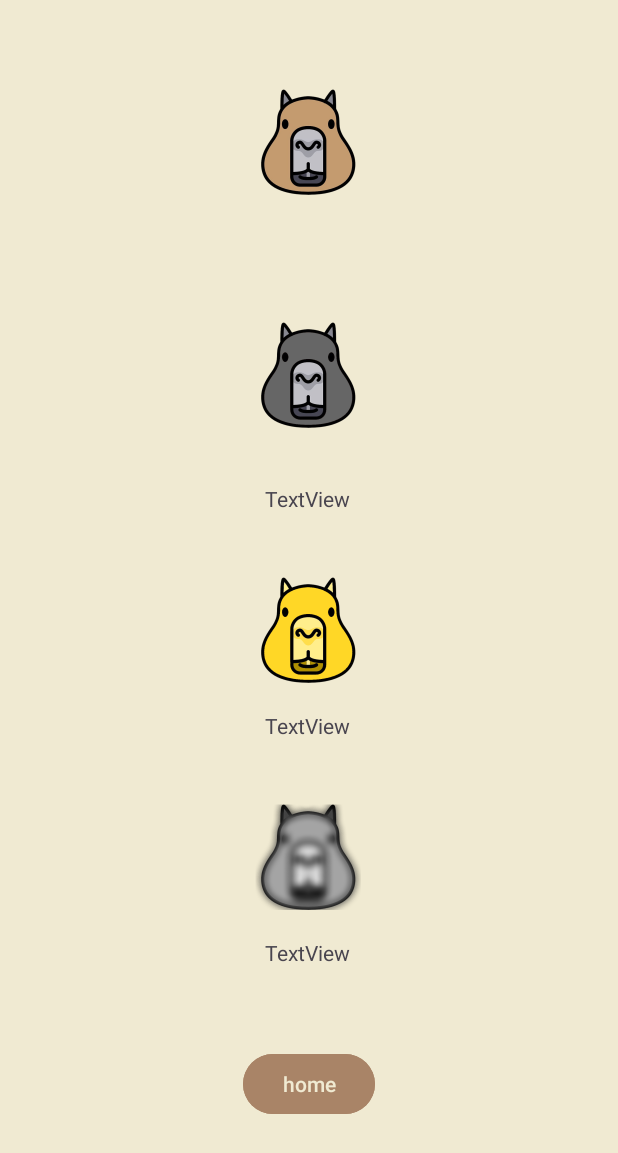
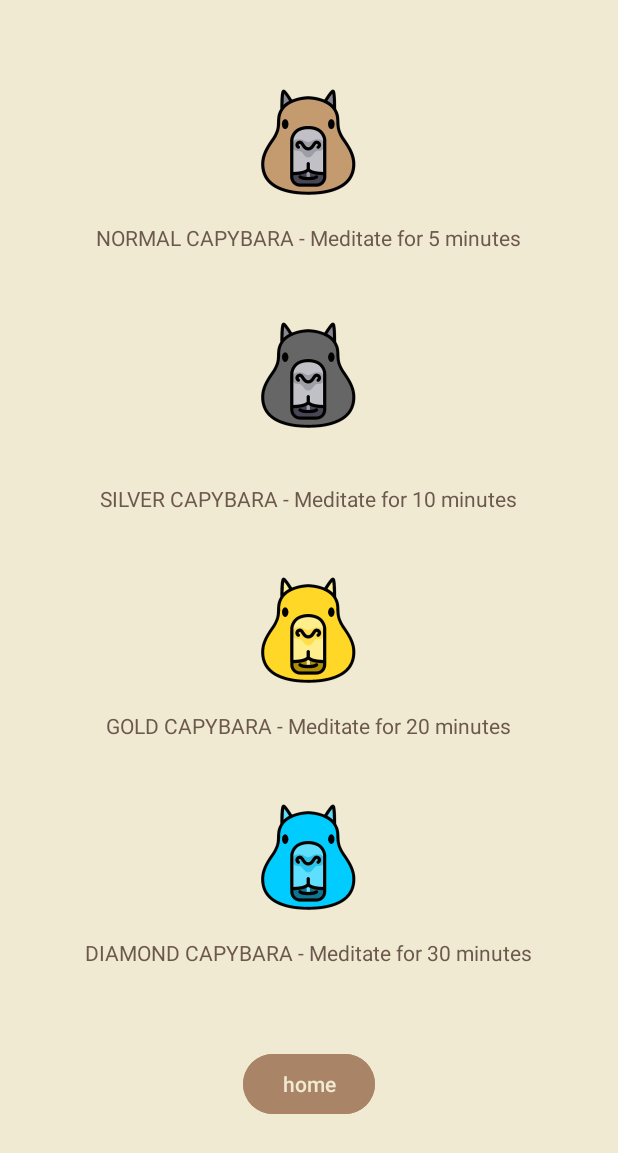
Before and after one commit to Android-Dev-11th/capybaraMeditation, an Android app: the AccomplishmentActivity screen opened directly, with no data from a screen before it, on a phone screen of 412 x 824 dp. Shown: the top 1153 px of the screen. Run offline under Robolectric (Android 15) with nearby library versions, the light colour scheme and no system bars.

Commit message:
day 6: accomplishments skeleton finished

```diff
--- a/app/src/main/java/com/example/capybarameditation/AccomplishmentActivity.kt
+++ b/app/src/main/java/com/example/capybarameditation/AccomplishmentActivity.kt
@@ -19,21 +19,35 @@ class AccomplishmentActivity : AppCompatActivity() {
         //TODO: get info about hours meditated, check if it meets threshold, change image res and
         //TODO: text if so
 
+        binding.normaltext.text = "LOCKED - Meditate for 5 minutes"
+        binding.silvertext.text = "LOCKED - Meditate for 10 minutes"
+        binding.goldtext.text = "LOCKED - Meditate for 20 minutes"
+        binding.diamondtext.text = "LOCKED - Meditate for 30 minutes"
 
-        //for testing
+
+        //skeleton
         var minMeditated = 30
 
-        if (minMeditated > 5){
+
+        if (minMeditated >= 5){
             binding.normaltrophy.setImageResource(R.mipmap.capytrophy_foreground)
+            binding.normaltext.text = "NORMAL CAPYBARA - Meditate for 5 minutes"
+
         }
-        if (minMeditated > 10){
+        if (minMeditated >= 10){
             binding.silvertrophy.setImageResource(R.mipmap.capytrophysilver_foreground)
+            binding.silvertext.text = "SILVER CAPYBARA - Meditate for 10 minutes"
+
         }
-        if (minMeditated > 20){
+        if (minMeditated >= 20){
             binding.goldtrophy.setImageResource(R.mipmap.capytrophygold_foreground)
+            binding.goldtext.text = "GOLD CAPYBARA - Meditate for 20 minutes"
+
         }
-        if (minMeditated > 30){
+        if (minMeditated >= 30){
             binding.diamondtrophy.setImageResource(R.mipmap.capytrophydiamond_foreground)
+            binding.diamondtext.text = "DIAMOND CAPYBARA - Meditate for 30 minutes"
+
         }
 
 
--- a/app/src/main/res/layout/activity_accomplishment.xml
+++ b/app/src/main/res/layout/activity_accomplishment.xml
@@ -73,6 +73,7 @@
         android:id="@+id/normaltext"
         android:layout_width="wrap_content"
         android:layout_height="wrap_content"
+        android:textColor="#6C584C"
         app:layout_constraintBottom_toBottomOf="parent"
         app:layout_constraintEnd_toEndOf="parent"
         app:layout_constraintHorizontal_bias="0.498"
@@ -85,6 +86,7 @@
         android:layout_width="wrap_content"
         android:layout_height="wrap_content"
         android:text="TextView"
+        android:textColor="#6C584C"
         app:layout_constraintBottom_toBottomOf="parent"
         app:layout_constraintEnd_toEndOf="parent"
         app:layout_constraintHorizontal_bias="0.498"
@@ -97,6 +99,7 @@
         android:layout_width="wrap_content"
         android:layout_height="wrap_content"
         android:text="TextView"
+        android:textColor="#6C584C"
         app:layout_constraintEnd_toEndOf="parent"
         app:layout_constraintHorizontal_bias="0.498"
         app:layout_constraintStart_toStartOf="parent"
@@ -107,6 +110,7 @@
         android:layout_width="wrap_content"
         android:layout_height="wrap_content"
         android:text="TextView"
+        android:textColor="#6C584C"
         app:layout_constraintBottom_toBottomOf="parent"
         app:layout_constraintEnd_toEndOf="parent"
         app:layout_constraintHorizontal_bias="0.498"
```
